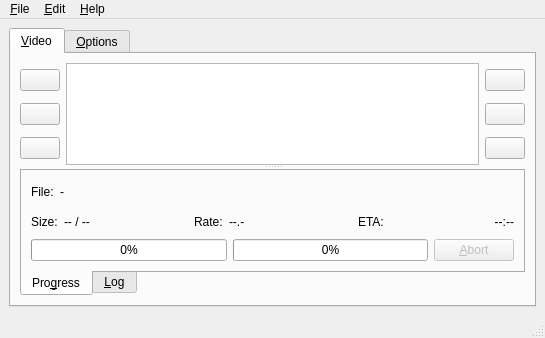
Old version of the form rc/mainwnd.ui in the repository guendto/abby.
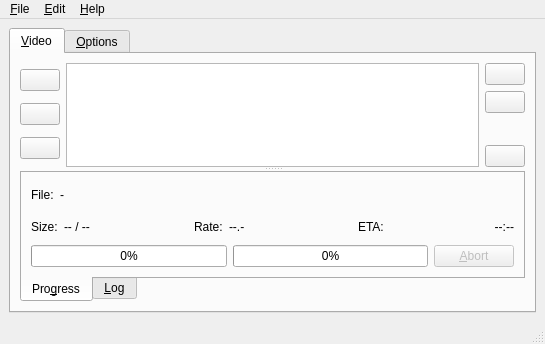
New version of the form. Icons and pictures are not drawn.

Commit message: Add: vertical spacer to fix spacing caused by hidden scan button.

```diff
--- a/rc/mainwnd.ui
+++ b/rc/mainwnd.ui
@@ -7,7 +7,7 @@
     <x>0</x>
     <y>0</y>
     <width>545</width>
-    <height>338</height>
+    <height>344</height>
    </rect>
   </property>
   <property name="windowTitle" >
@@ -167,6 +167,19 @@
                 </property>
                </widget>
               </item>
+              <item>
+               <spacer name="verticalSpacer_2" >
+                <property name="orientation" >
+                 <enum>Qt::Vertical</enum>
+                </property>
+                <property name="sizeHint" stdset="0" >
+                 <size>
+                  <width>20</width>
+                  <height>40</height>
+                 </size>
+                </property>
+               </spacer>
+              </item>
               <item>
                <widget class="QPushButton" name="startButton" >
                 <property name="toolTip" >
```
